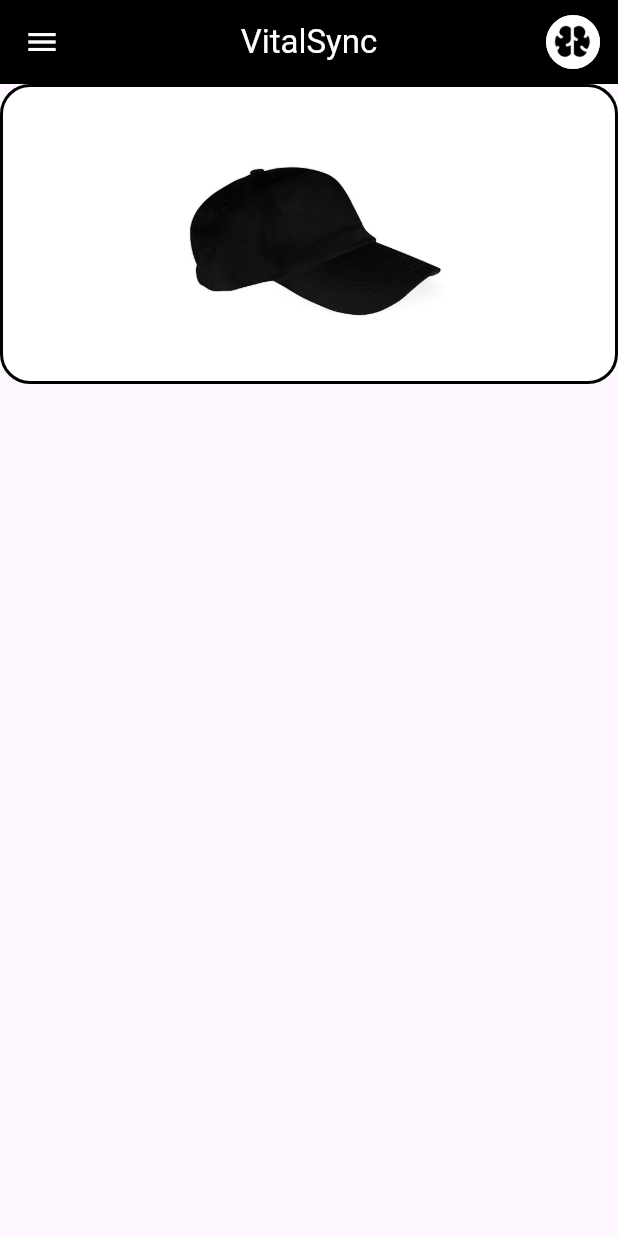
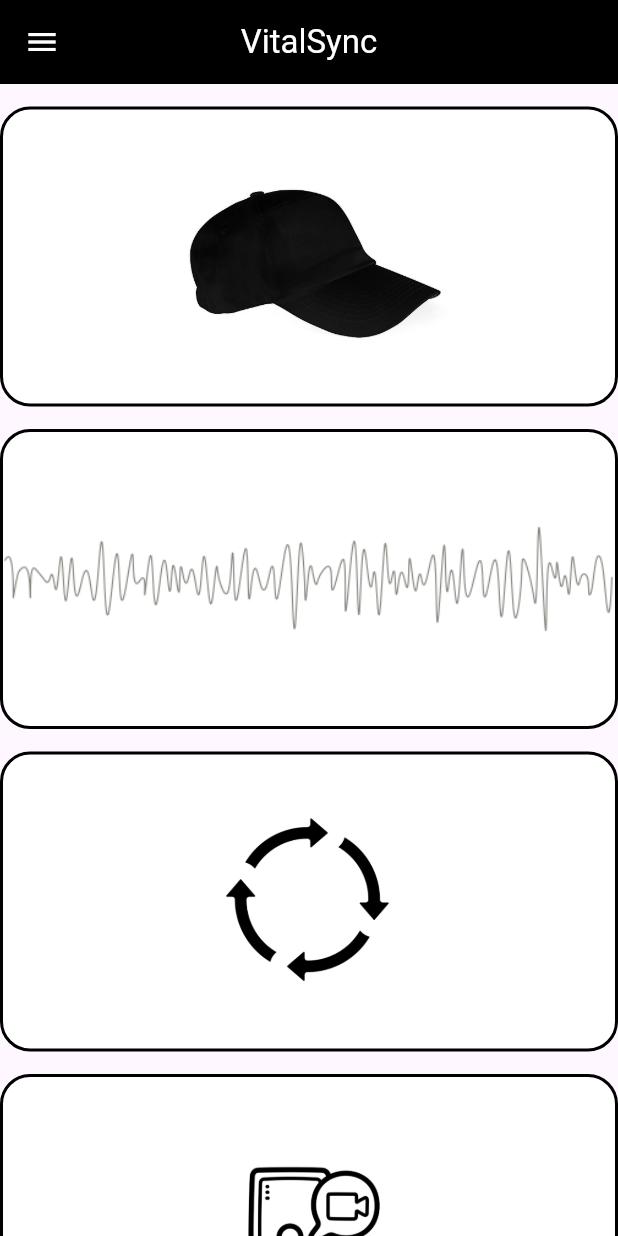
Before and after one commit to Irshadh2005/vitalsync_1, a Flutter app: the screen it shows after launch, on a phone screen of 412 x 824 dp. Run offline on Flutter 3.47's test engine with Material 3 defaults, Android fonts, the phone set to English and light mode, and no system bars.

Commit message:
teammate changes

```diff
--- a/lib/main.dart
+++ b/lib/main.dart
@@ -1,9 +1,8 @@
 import 'package:flutter/material.dart';
-import 'package:vitalsync_1/main.dart';
+import 'package:vitalsync_1/cap_control_page.dart';
 
-void main()
-{
-  runApp(MyApp());
+void main() {
+  runApp(const MyApp());
 }
 
 class MyApp extends StatefulWidget {
@@ -14,44 +13,50 @@
 }
 
 class _MyAppState extends State<MyApp> {
-  final GlobalKey<ScaffoldState> _scaffoldKey = GlobalKey<ScaffoldState>();
   @override
   Widget build(BuildContext context) {
     return MaterialApp(
       debugShowCheckedModeBanner: false,
-   home:  Scaffold(
+      home: const HomePage(), // 👈 main screen
+    );
+  }
+}
+
+// ✅ HomePage as a StatefulWidget
+class HomePage extends StatefulWidget {
+  const HomePage({super.key});
+
+  @override
+  State<HomePage> createState() => _HomePageState();
+}
+
+class _HomePageState extends State<HomePage> {
+  final GlobalKey<ScaffoldState> _scaffoldKey = GlobalKey<ScaffoldState>();
+
+  @override
+  Widget build(BuildContext context) {
+    return Scaffold(
       key: _scaffoldKey,
       appBar: AppBar(
-        title: const Text("VitalSync",style: TextStyle(color: Colors.white),),
+        title: const Text("VitalSync", style: TextStyle(color: Colors.white)),
         backgroundColor: Colors.black,
         centerTitle: true,
         leading: IconButton(
-            icon: const Icon(Icons.menu,color: Colors.white,),
-          onPressed: ()
-        {
+          icon: const Icon(Icons.menu, color: Colors.white),
+          onPressed: () {
             _scaffoldKey.currentState?.openDrawer();
           },
         ),
-        actions: [
-          Padding(padding: EdgeInsets.only(right: 12.0),
-   child: CircleAvatar(
-       radius: 18,
-     backgroundImage: AssetImage("assets/icon.jpg"),
-   ),
-   ),
-        ]
       ),
       drawer: Drawer(
         child: ListView(
           padding: EdgeInsets.zero,
-         children: const[
+          children: const [
             DrawerHeader(
-             decoration: BoxDecoration(
-                 color: Colors.black
-             ),
+              decoration: BoxDecoration(color: Colors.black),
               child: Text(
                 "Menu",
-               style: TextStyle(color: Colors.white,fontSize: 24),
+                style: TextStyle(color: Colors.white, fontSize: 24),
               ),
             ),
             ListTile(
@@ -60,13 +65,48 @@
             ),
             ListTile(
               leading: Icon(Icons.settings),
-             title: Text("settings"),
+              title: Text("Settings"),
             ),
           ],
         ),
       ),
-     body: Column(
+      body: SingleChildScrollView(
+        child: Column(
             children: [
+              const SizedBox(height: 15),
+
+
+              GestureDetector(
+                onTap: () {
+                  Navigator.push(
+                    context,
+                    MaterialPageRoute(
+                      builder: (context) => const CapControlPage(),
+                    ),
+                  );
+                },
+                child: Container(
+                  width: double.infinity,
+                  height: 200,
+                  decoration: BoxDecoration(
+                    color: Colors.white,
+                    border: Border.all(color: Colors.black, width: 2),
+                    borderRadius: BorderRadius.circular(20),
+                  ),
+                  child: Center(
+                    child: ClipRRect(
+                      borderRadius: BorderRadius.circular(18),
+                      child: Image.asset(
+                        "assets/cap.jpg",
+                        height: 150,
+                        fit: BoxFit.contain,
+                      ),
+                    ),
+                  ),
+                ),
+              ),
+
+              SizedBox(height: 15,),
          Container(
            width: double.infinity,
            height: 200,
@@ -79,16 +119,82 @@
            child: Center(
              child: ClipRRect(
                borderRadius: BorderRadius.circular(18),
-     child: Image.asset("assets/cap.jpg",     height: 150,
-       fit: BoxFit.contain,),
+               child: Image.asset("assets/wave.jpg",     height: 150,
+                 fit: BoxFit.contain,
+               ),
 
              ) ,
            ),
-    )
+         ),
+
+         SizedBox(height: 15,),
+         Container(
+           width: double.infinity,
+           height: 200,
+           decoration: BoxDecoration(
+             color: Colors.white,
+             border: Border.all(color: Colors.black,width:2),
+             borderRadius: BorderRadius.circular(20),
+
+           ),
+           child: Center(
+             child: ClipRRect(
+               borderRadius: BorderRadius.circular(18),
+               child: Image.asset("assets/cycle.jpg",     height: 150,
+                 fit: BoxFit.contain,
+               ),
+
+             ) ,
+           ),
+         ),
+
+         SizedBox(height: 15,),
+         Container(
+           width: double.infinity,
+           height: 200,
+           decoration: BoxDecoration(
+             color: Colors.white,
+             border: Border.all(color: Colors.black,width:2),
+             borderRadius: BorderRadius.circular(20),
+
+           ),
+           child: Center(
+             child: ClipRRect(
+               borderRadius: BorderRadius.circular(18),
+               child: Image.asset("assets/call.jpg",     height: 150,
+                 fit: BoxFit.contain,
+               ),
+
+             ) ,
+           ),
+         ),
+
+         SizedBox(height: 15,),
+         Container(
+           width: double.infinity,
+           height: 200,
+           decoration: BoxDecoration(
+             color: Colors.white,
+             border: Border.all(color: Colors.black,width:2),
+             borderRadius: BorderRadius.circular(20),
+
+           ),
+           child: Center(
+             child: ClipRRect(
+               borderRadius: BorderRadius.circular(18),
+               child: Image.asset("assets/music.jpg",     height: 150,
+                 fit: BoxFit.contain,
+               ),
+
+             ) ,
+           ),
+         ),
+
 
       ]
       ),
-    )
+    ),
    );
+
   }
 }
--- a/pubspec.yaml
+++ b/pubspec.yaml
@@ -62,6 +62,10 @@ flutter:
     - assets/cap.jpg
     - assets/icon.jpg
     - assets/wave.jpg
+    - assets/sleep.jpg
+    - assets/cycle.jpg
+    - assets/call.jpg
+    - assets/music.jpg
 
   #   - images/a_dot_ham.jpeg
 
```
Also changed, not shown: cap_control_page.dart (added, +49 -0 lines), assets/wave.jpg (renamed from assets/wave.png). Lines whose indentation alone changed are shown as unchanged.
